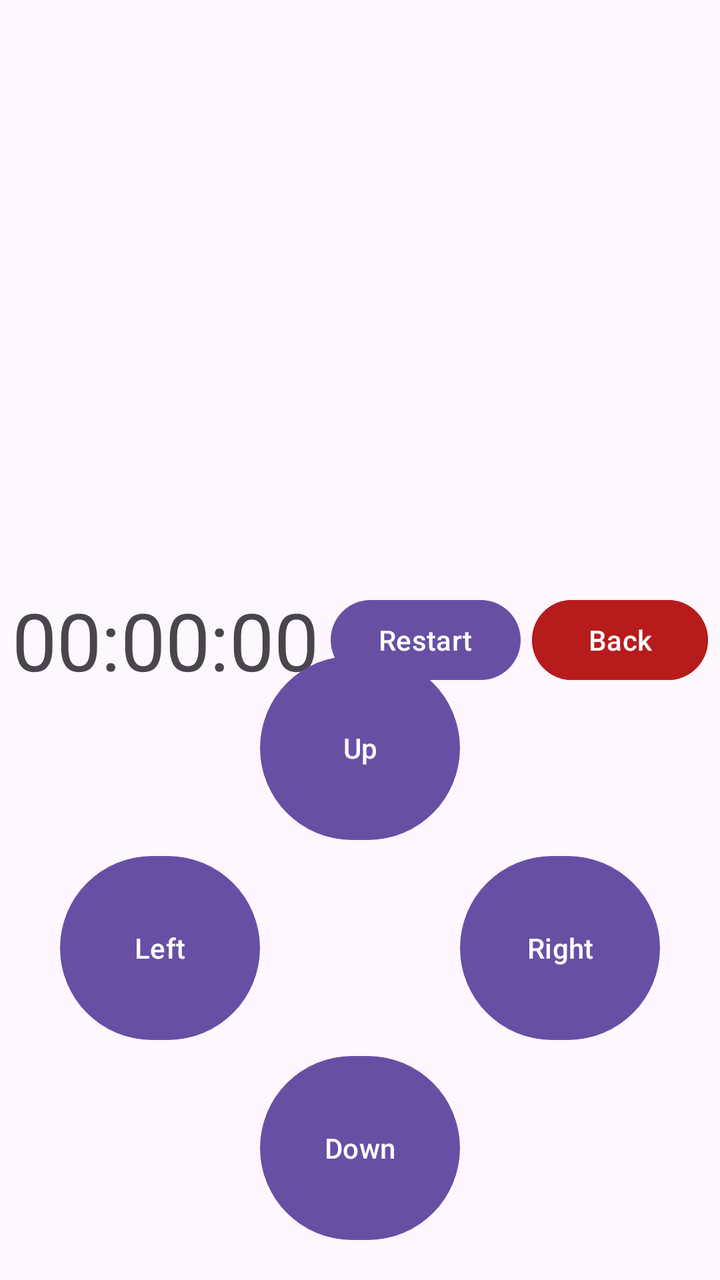
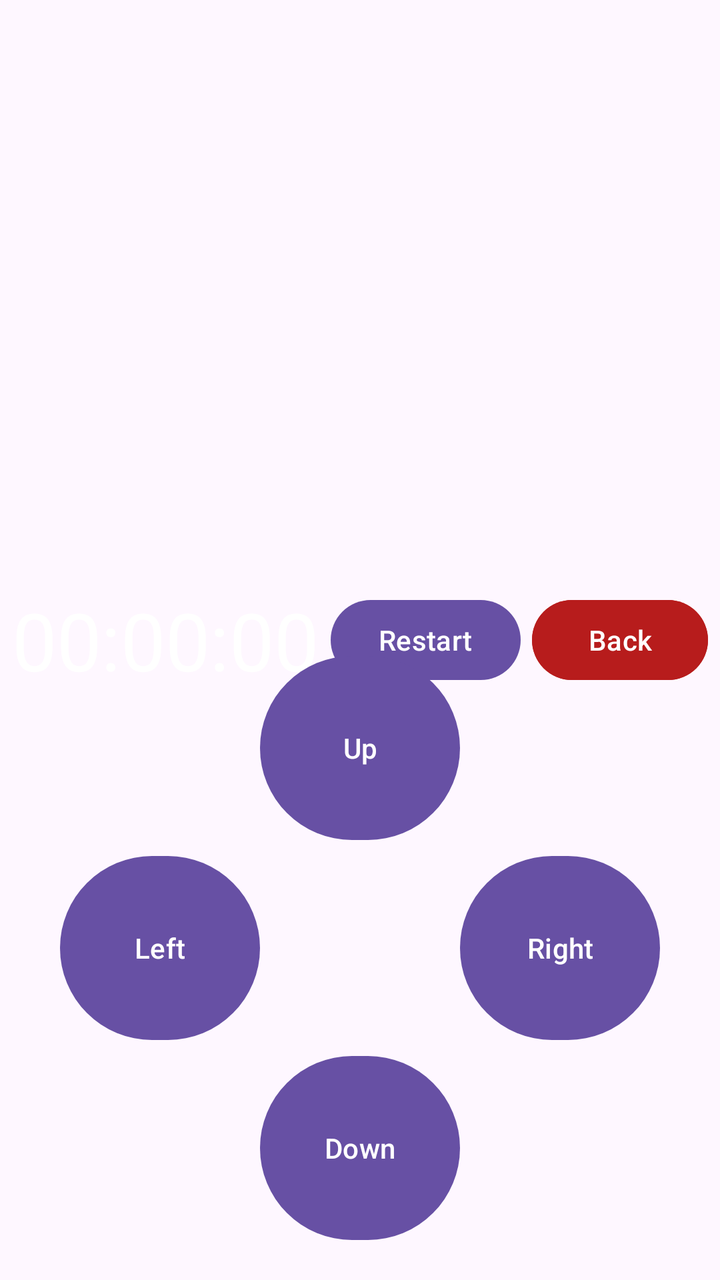

Compare the two renders of this Android layout. The source of the first and the diff that turns it into the second are given below.
<!-- AndroidManifest.xml: application theme Theme.Final_Project_Uriya -->
<!-- res/layout/activity_game.xml -->
<?xml version="1.0" encoding="utf-8"?>
<androidx.constraintlayout.widget.ConstraintLayout
    xmlns:android="http://schemas.android.com/apk/res/android"
    xmlns:app="http://schemas.android.com/apk/res-auto"
    xmlns:tools="http://schemas.android.com/tools"
    android:layout_width="match_parent"
    android:layout_height="match_parent">

    <Button
        android:id="@+id/btnBackToMainMenuFromGame"
        android:layout_width="wrap_content"
        android:layout_height="wrap_content"
        android:text="Back"
        app:layout_constraintBottom_toBottomOf="parent"
        app:layout_constraintEnd_toEndOf="parent"
        app:layout_constraintStart_toEndOf="@+id/btnRestart"
        app:layout_constraintTop_toTopOf="parent"
        style="@style/BackButtonStyle"/>

    <TextView
        android:id="@+id/tvTimer"
        android:layout_width="wrap_content"
        android:layout_height="wrap_content"
        android:text="00:00:00"
        android:textSize="40sp"
        app:layout_constraintBottom_toBottomOf="parent"
        app:layout_constraintEnd_toStartOf="@+id/btnRestart"
        app:layout_constraintHorizontal_bias="1.0"
        app:layout_constraintStart_toStartOf="parent"
        app:layout_constraintTop_toTopOf="parent" />

    <Button
        android:id="@+id/btnRestart"
        android:layout_width="wrap_content"
        android:layout_height="wrap_content"
        android:text="Restart"
        app:layout_constraintBottom_toBottomOf="parent"
        app:layout_constraintEnd_toStartOf="@+id/btnBackToMainMenuFromGame"
        app:layout_constraintStart_toEndOf="@+id/tvTimer"
        app:layout_constraintTop_toTopOf="parent" />

    <GridLayout
        android:id="@+id/gridLayout"
        android:layout_width="wrap_content"
        android:layout_height="wrap_content"
        android:layout_marginTop="16dp"
        app:layout_constraintTop_toTopOf="parent"
        app:layout_constraintStart_toStartOf="parent"
        app:layout_constraintEnd_toEndOf="parent"/>

    <GridLayout
        android:id="@+id/dpadLayout"
        android:layout_width="wrap_content"
        android:layout_height="wrap_content"
        android:rowCount="3"
        android:columnCount="3"
        app:layout_constraintBottom_toBottomOf="parent"
        app:layout_constraintStart_toStartOf="parent"
        app:layout_constraintEnd_toEndOf="parent"
        android:layout_marginBottom="16dp">

        <Button
            android:id="@+id/btnUp"
            android:layout_width="100dp"
            android:layout_height="100dp"
            android:text="Up"
            android:layout_row="0"
            android:layout_column="1"/>

        <Button
            android:id="@+id/btnLeft"
            android:layout_width="100dp"
            android:layout_height="100dp"
            android:text="Left"
            android:layout_row="1"
            android:layout_column="0"/>

        <Button
            android:id="@+id/btnRight"
            android:layout_width="100dp"
            android:layout_height="100dp"
            android:text="Right"
            android:layout_row="1"
            android:layout_column="2"/>

        <Button
            android:id="@+id/btnDown"
            android:layout_width="100dp"
            android:layout_height="100dp"
            android:text="Down"
            android:layout_row="2"
            android:layout_column="1"/>

    </GridLayout>

</androidx.constraintlayout.widget.ConstraintLayout>
<!-- resources referenced by this layout -->
<resources>
  <style name="BackButtonStyle">
          <item name="android:backgroundTint">@color/back_red</item>
          <item name="android:textColor">@android:color/white</item>
      </style>
  <style name="Theme.Final_Project_Uriya" parent="Base.Theme.Final_Project_Uriya" />
  <color name="back_red">#B71C1C</color>
  <style name="Base.Theme.Final_Project_Uriya" parent="Theme.Material3.DayNight.NoActionBar">
          
          
      </style>
</resources>

<!-- the commit's change to res/layout/activity_game.xml (unified diff, before → after) -->
@@ -22,6 +22,7 @@
         android:layout_width="wrap_content"
         android:layout_height="wrap_content"
         android:text="00:00:00"
+        android:textColor="#FFFFFF"
         android:textSize="40sp"
         app:layout_constraintBottom_toBottomOf="parent"
         app:layout_constraintEnd_toStartOf="@+id/btnRestart"
